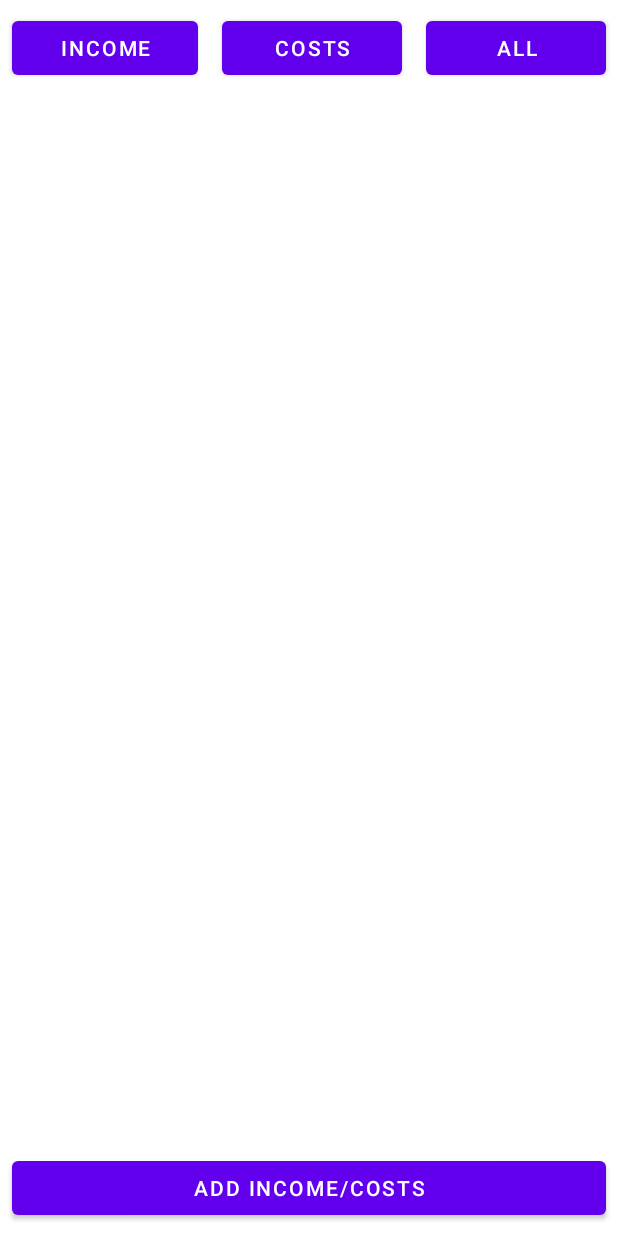
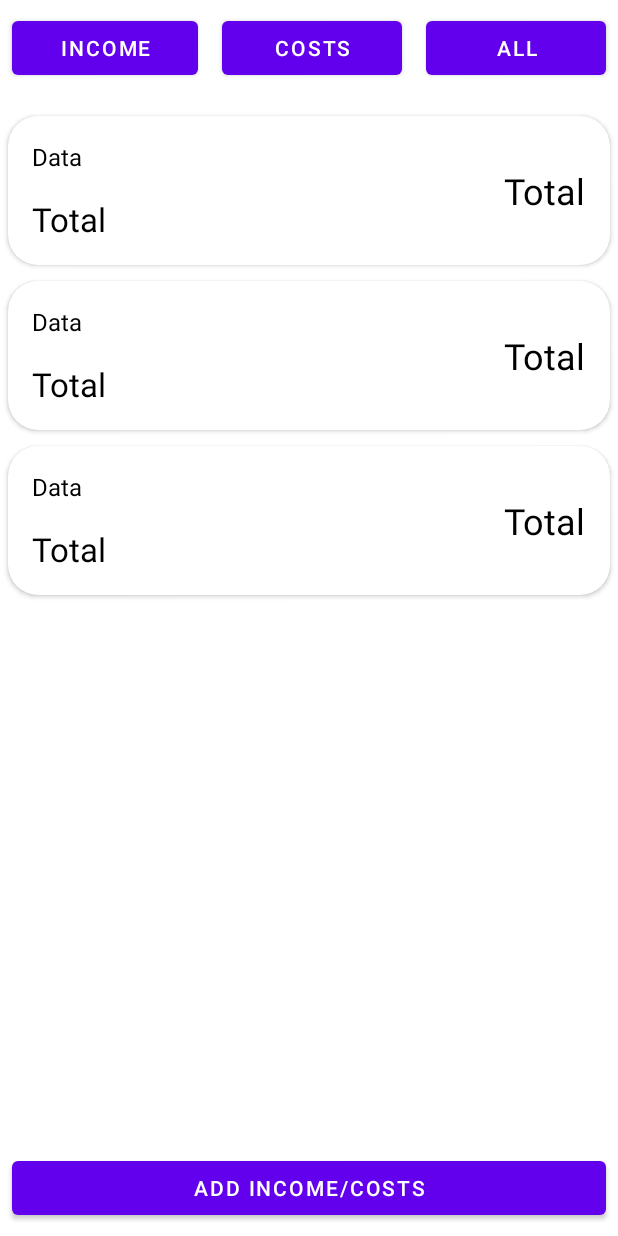
Before and after one commit to chicony83/homeBuch, an Android app: the layout activity_main.xml on its own in the app's theme, with its tools: preview values and no code run, on a phone screen of 412 x 824 dp. Run offline under Robolectric (Android 15) with nearby library versions, the phone set to English and light mode, and no system bars.

Commit message:
add recycler

```diff
--- a/app/src/main/res/layout/activity_main.xml
+++ b/app/src/main/res/layout/activity_main.xml
@@ -29,20 +29,23 @@
             android:text="@string/allMoney_text" />
     </LinearLayout>
 
-    <androidx.constraintlayout.widget.ConstraintLayout
-        android:id="@+id/recycler"
+    <androidx.recyclerview.widget.RecyclerView
+        android:id="@+id/recycler_view"
         android:layout_width="match_parent"
         android:layout_height="0dp"
         app:layout_constraintBottom_toTopOf="@+id/addNewMovingMoney_button"
+        app:layout_constraintEnd_toEndOf="parent"
+        app:layout_constraintStart_toStartOf="parent"
         app:layout_constraintTop_toBottomOf="@+id/linearLayout"
-        tools:ignore="MissingConstraints" />
+        android:layout_marginTop="8dp"
+        android:layout_marginBottom="8dp"
+        tools:listitem="@layout/money_item"/>
 
     <Button
         android:text="@string/addNewMovingMoney_text"
         android:id="@+id/addNewMovingMoney_button"
         style="@style/MainButtons"
         android:layout_width="match_parent"
-
         app:layout_constraintBottom_toBottomOf="parent" />
 
 
--- /dev/null
+++ b/app/src/main/res/layout/money_item.xml
@@ -0,0 +1,52 @@
+<?xml version="1.0" encoding="utf-8"?>
+<androidx.cardview.widget.CardView xmlns:android="http://schemas.android.com/apk/res/android"
+    android:layout_width="match_parent"
+    android:layout_height="wrap_content"
+    xmlns:app="http://schemas.android.com/apk/res-auto"
+    xmlns:tools="http://schemas.android.com/tools"
+    app:cardCornerRadius="20dp"
+    android:layout_margin="5dp">
+
+    <androidx.constraintlayout.widget.ConstraintLayout
+        android:layout_width="match_parent"
+        android:layout_height="wrap_content"
+        android:id="@+id/constraint_layout">
+
+        <TextView
+            android:id="@+id/date_tv"
+            android:layout_width="wrap_content"
+            android:layout_height="wrap_content"
+            android:layout_margin="16dp"
+            android:textSize="16sp"
+            app:layout_constraintStart_toStartOf="parent"
+            app:layout_constraintTop_toTopOf="parent"
+            tools:text="Data"
+            android:textColor="@color/black"/>
+
+        <TextView
+            android:id="@+id/description_tv"
+            android:layout_width="wrap_content"
+            android:layout_height="wrap_content"
+            android:layout_margin="16dp"
+            android:textSize="22sp"
+            app:layout_constraintStart_toStartOf="parent"
+            app:layout_constraintTop_toBottomOf="@+id/date_tv"
+            app:layout_constraintBottom_toBottomOf="parent"
+            tools:text="Total"
+            android:textColor="@color/black"/>
+
+        <TextView
+            android:id="@+id/total_tv"
+            android:layout_width="wrap_content"
+            android:layout_height="wrap_content"
+            app:layout_constraintBottom_toBottomOf="parent"
+            app:layout_constraintEnd_toEndOf="parent"
+            app:layout_constraintTop_toTopOf="parent"
+            android:layout_margin="16dp"
+            android:textSize="24sp"
+            tools:text="Total"
+            android:textColor="@color/black"/>
+
+    </androidx.constraintlayout.widget.ConstraintLayout>
+
+</androidx.cardview.widget.CardView>
--- a/app/src/main/res/values/colors.xml
+++ b/app/src/main/res/values/colors.xml
@@ -7,4 +7,6 @@
     <color name="teal_700">#FF018786</color>
     <color name="black">#FF000000</color>
     <color name="white">#FFFFFFFF</color>
+    <color name="redColor">#DF4E4E</color>
+    <color name="greenColor">#73DC77</color>
 </resources>
```
Also changed, not shown: app/src/main/java/com/chico/homebuch/MainActivity.kt (+21 -1 lines), app/src/main/java/com/chico/homebuch/adapter/MoneyAdapter.kt (added, +74 -0 lines).
